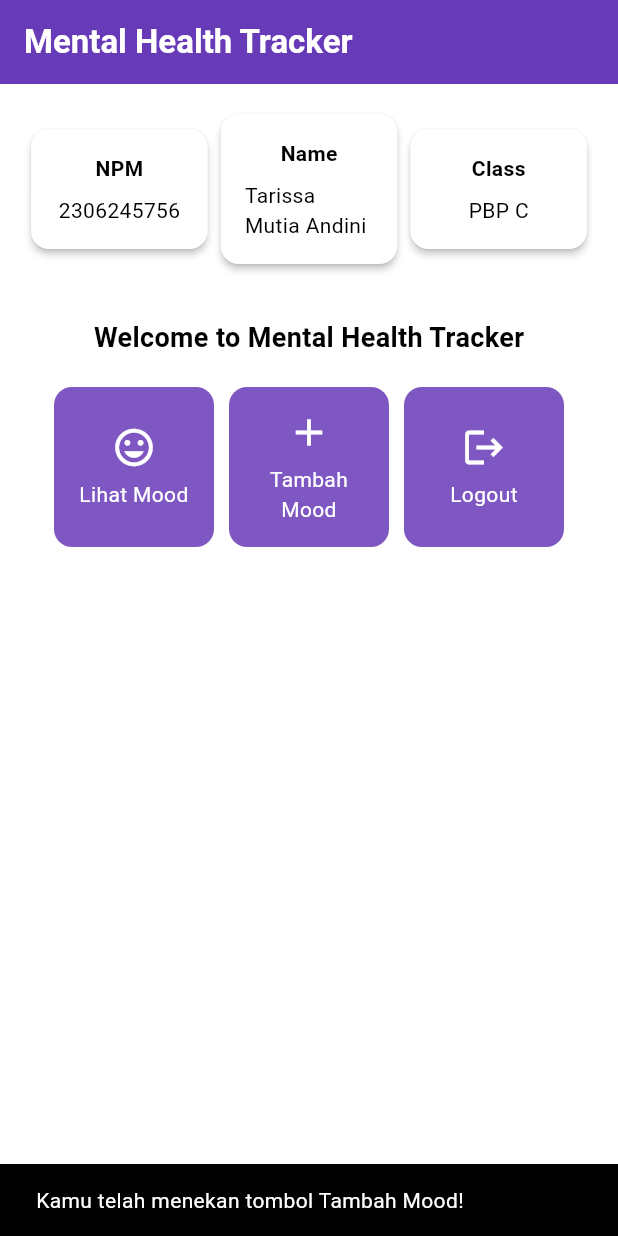
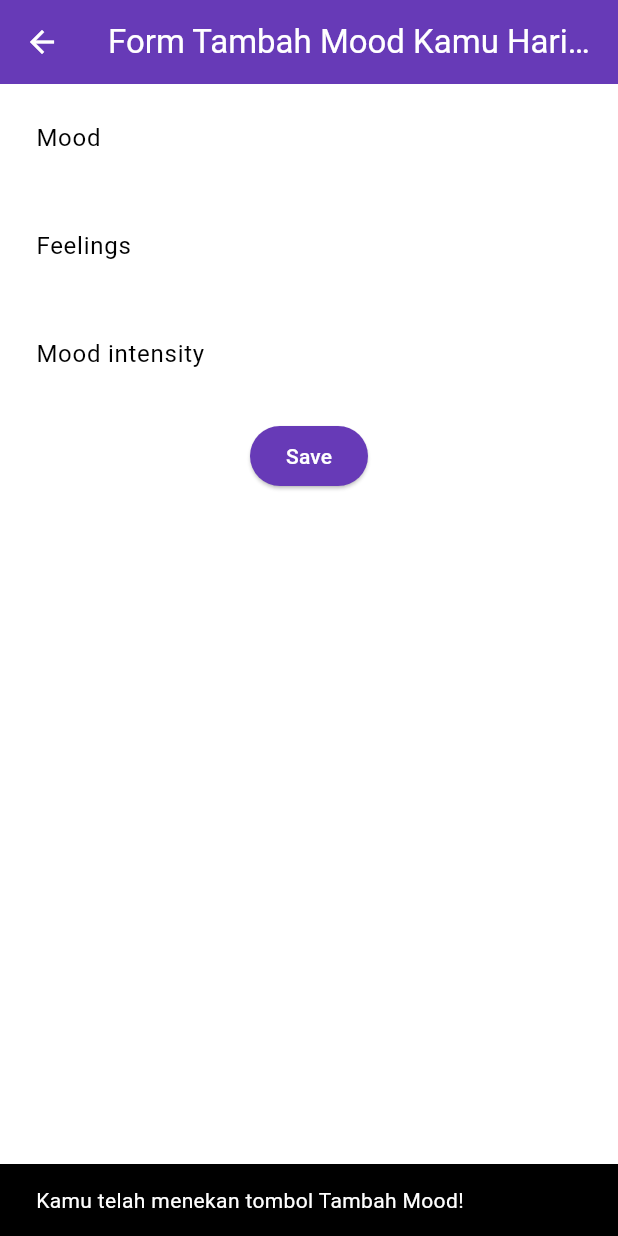
Before and after one commit to cacaciw/mental-health-tracker-mobile, a Flutter app: the screen it shows after launch, after a tap on "Tambah Mood", on a phone screen of 412 x 824 dp. Run offline on Flutter 3.47's test engine with Material 3 defaults, Android fonts, the phone set to English and light mode, and no system bars.

Commit message:
finished tutorial 7

```diff
--- a/lib/menu.dart
+++ b/lib/menu.dart
@@ -1,4 +1,6 @@
 import 'package:flutter/material.dart';
+import 'package:mental_health_tracker/widgets/left_drawer.dart';
+import 'package:mental_health_tracker/moodentry_form.dart';
 
 class MyHomePage extends StatelessWidget {
   MyHomePage({super.key});
@@ -28,7 +30,9 @@ class MyHomePage extends StatelessWidget {
         ),
         // Warna latar belakang AppBar diambil dari skema warna tema aplikasi.
         backgroundColor: Theme.of(context).colorScheme.primary,
+        iconTheme: const IconThemeData(color: Colors.white),
       ),
+      drawer: const LeftDrawer(),
       // Body halaman dengan padding di sekelilingnya.
       body: Padding(
         padding: const EdgeInsets.all(16.0),
@@ -156,6 +160,13 @@ class ItemCard extends StatelessWidget {
             ..hideCurrentSnackBar()
             ..showSnackBar(SnackBar(
                 content: Text("Kamu telah menekan tombol ${item.name}!")));
+
+          if (item.name == "Tambah Mood") {
+            Navigator.push(
+                context,
+                MaterialPageRoute(
+                    builder: (context) => const MoodEntryFormPage()));
+          }
         },
         // Container untuk menyimpan Icon dan Text
         child: Container(
--- /dev/null
+++ b/lib/moodentry_form.dart
@@ -0,0 +1,161 @@
+import 'package:flutter/material.dart';
+// TODO: Impor drawer yang sudah dibuat sebelumnya
+import 'package:mental_health_tracker/widgets/left_drawer.dart';
+
+class MoodEntryFormPage extends StatefulWidget {
+  const MoodEntryFormPage({super.key});
+
+  @override
+  State<MoodEntryFormPage> createState() => _MoodEntryFormPageState();
+}
+
+class _MoodEntryFormPageState extends State<MoodEntryFormPage> {
+  final _formKey = GlobalKey<FormState>();
+  String _mood = "";
+  String _feelings = "";
+  int _moodIntensity = 0;
+  @override
+  Widget build(BuildContext context) {
+    return Scaffold(
+      appBar: AppBar(
+        title: const Center(
+          child: Text(
+            'Form Tambah Mood Kamu Hari ini',
+          ),
+        ),
+        backgroundColor: Theme.of(context).colorScheme.primary,
+        foregroundColor: Colors.white,
+      ),
+      // TODO: Tambahkan drawer yang sudah dibuat di sini
+
+      body: Form(
+        key: _formKey,
+        child: SingleChildScrollView(
+          child: Column(
+            crossAxisAlignment: CrossAxisAlignment.start,
+            children: [
+              Padding(
+                padding: const EdgeInsets.all(8.0),
+                child: TextFormField(
+                  decoration: InputDecoration(
+                    hintText: "Mood",
+                    labelText: "Mood",
+                    border: OutlineInputBorder(
+                      borderRadius: BorderRadius.circular(5.0),
+                    ),
+                  ),
+                  onChanged: (String? value) {
+                    setState(() {
+                      _mood = value!;
+                    });
+                  },
+                  validator: (String? value) {
+                    if (value == null || value.isEmpty) {
+                      return "Mood tidak boleh kosong!";
+                    }
+                    return null;
+                  },
+                ),
+              ),
+              Padding(
+                padding: const EdgeInsets.all(8.0),
+                child: TextFormField(
+                  decoration: InputDecoration(
+                    hintText: "Feelings",
+                    labelText: "Feelings",
+                    border: OutlineInputBorder(
+                      borderRadius: BorderRadius.circular(5.0),
+                    ),
+                  ),
+                  onChanged: (String? value) {
+                    setState(() {
+                      _feelings = value!;
+                    });
+                  },
+                  validator: (String? value) {
+                    if (value == null || value.isEmpty) {
+                      return "Feelings tidak boleh kosong!";
+                    }
+                    return null;
+                  },
+                ),
+              ),
+              Padding(
+                padding: const EdgeInsets.all(8.0),
+                child: TextFormField(
+                  decoration: InputDecoration(
+                    hintText: "Mood intensity",
+                    labelText: "Mood intensity",
+                    border: OutlineInputBorder(
+                      borderRadius: BorderRadius.circular(5.0),
+                    ),
+                  ),
+                  onChanged: (String? value) {
+                    setState(() {
+                      _moodIntensity = int.tryParse(value!) ?? 0;
+                    });
+                  },
+                  validator: (String? value) {
+                    if (value == null || value.isEmpty) {
+                      return "Mood intensity tidak boleh kosong!";
+                    }
+                    if (int.tryParse(value) == null) {
+                      return "Mood intensity harus berupa angka!";
+                    }
+                    return null;
+                  },
+                ),
+              ),
+              Align(
+                alignment: Alignment.bottomCenter,
+                child: Padding(
+                  padding: const EdgeInsets.all(8.0),
+                  child: ElevatedButton(
+                    style: ButtonStyle(
+                      backgroundColor: MaterialStateProperty.all(
+                          Theme.of(context).colorScheme.primary),
+                    ),
+                    onPressed: () {
+                      if (_formKey.currentState!.validate()) {
+                        showDialog(
+                          context: context,
+                          builder: (context) {
+                            return AlertDialog(
+                              title: const Text('Mood berhasil tersimpan'),
+                              content: SingleChildScrollView(
+                                child: Column(
+                                  crossAxisAlignment: CrossAxisAlignment.start,
+                                  children: [
+                                    Text('Mood: $_mood'),
+                                    // TODO: Munculkan value-value lainnya
+                                  ],
+                                ),
+                              ),
+                              actions: [
+                                TextButton(
+                                  child: const Text('OK'),
+                                  onPressed: () {
+                                    Navigator.pop(context);
+                                    _formKey.currentState!.reset();
+                                  },
+                                ),
+                              ],
+                            );
+                          },
+                        );
+                      }
+                    },
+                    child: const Text(
+                      "Save",
+                      style: TextStyle(color: Colors.white),
+                    ),
+                  ),
+                ),
+              ),
+            ],
+          ),
+        ),
+      ),
+    );
+  }
+}
--- /dev/null
+++ b/lib/widgets/left_drawer.dart
@@ -0,0 +1,69 @@
+import 'package:flutter/material.dart';
+import 'package:mental_health_tracker/menu.dart';
+import 'package:mental_health_tracker/moodentry_form.dart';
+
+class LeftDrawer extends StatelessWidget {
+  const LeftDrawer({super.key});
+
+  @override
+  Widget build(BuildContext context) {
+    return Drawer(
+      child: ListView(
+        children: [
+          DrawerHeader(
+            decoration: BoxDecoration(
+              color: Theme.of(context).colorScheme.primary,
+            ),
+            child: const Column(
+              children: [
+                Text(
+                  'Mental Health Tracker',
+                  textAlign: TextAlign.center,
+                  style: TextStyle(
+                    fontSize: 24,
+                    fontWeight: FontWeight.bold,
+                    color: Colors.white,
+                  ),
+                ),
+                Padding(padding: EdgeInsets.all(8)),
+                Text(
+                  "Ayo jaga kesehatan mentalmu setiap hari disini!",
+                  textAlign: TextAlign.center, // Menambahkan center alignment
+                  style: TextStyle(
+                    fontSize: 15, // Ukuran font 15
+                    color: Colors.white, // Warna teks putih
+                    fontWeight: FontWeight.normal, // Berat font biasa
+                  ),
+                ),
+              ],
+            ),
+          ),
+          ListTile(
+            leading: const Icon(Icons.home_outlined),
+            title: const Text('Halaman Utama'),
+            // Bagian redirection ke MyHomePage
+            onTap: () {
+              Navigator.pushReplacement(
+                  context,
+                  MaterialPageRoute(
+                    builder: (context) => MyHomePage(),
+                  ));
+            },
+          ),
+          ListTile(
+            leading: const Icon(Icons.mood),
+            title: const Text('Tambah Mood'),
+            // Bagian redirection ke MoodEntryFormPage
+            onTap: () {
+              Navigator.push(
+                  context,
+                  MaterialPageRoute(
+                    builder: (context) => const MoodEntryFormPage(),
+                  ));
+            },
+          ),
+        ],
+      ),
+    );
+  }
+}
```
